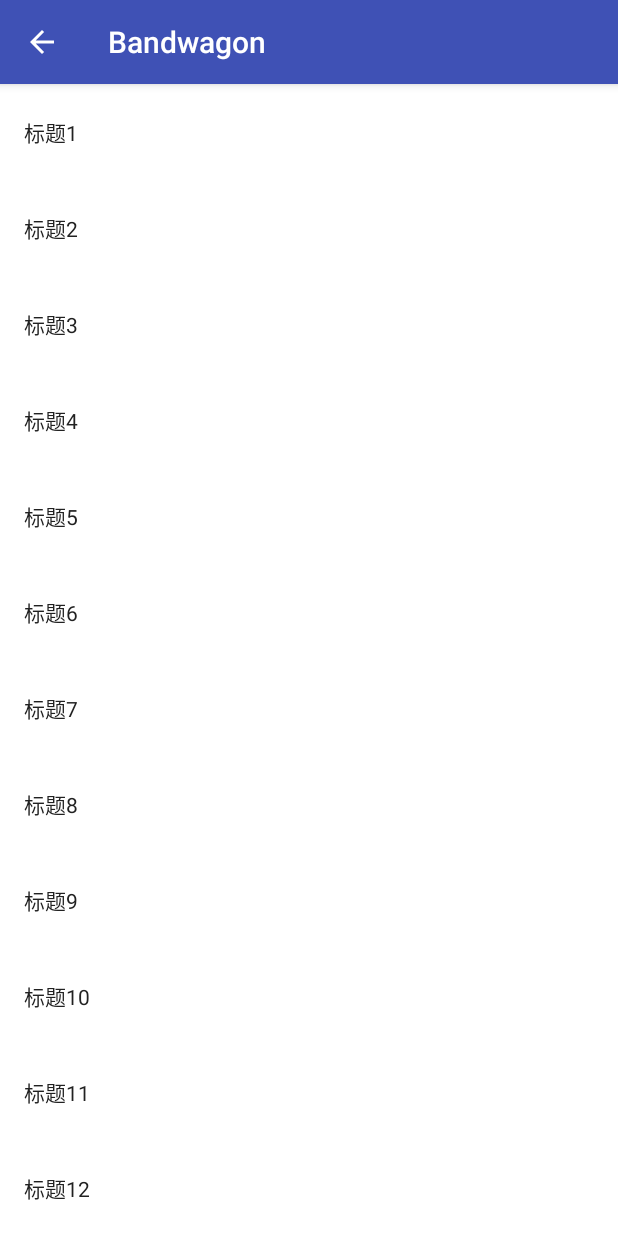
After one commit to zhuwenhao/Demo, an Android app: the BandwagonActivity screen opened directly, with no data from a screen before it, on a phone screen of 412 x 824 dp. The commit adds this screen. Run offline under Robolectric (Android 15) with nearby library versions, the phone set to English and light mode, and no system bars; our stand-ins replace ButterKnife.

Commit message:
add BandwagonActivity

```diff
--- a/app/build.gradle
+++ b/app/build.gradle
@@ -32,4 +32,5 @@ dependencies {
     compile 'com.github.clans:fab:1.6.4'
     compile 'com.jakewharton:butterknife:8.5.1'
     annotationProcessor 'com.jakewharton:butterknife-compiler:8.5.1'
+    compile 'com.zhy:okhttputils:2.6.2'
 }
--- /dev/null
+++ b/app/src/main/java/com/zhuwenhao/demo/BandwagonActivity.java
@@ -0,0 +1,94 @@
+package com.zhuwenhao.demo;
+
+import android.content.Context;
+import android.content.Intent;
+import android.os.Bundle;
+import android.support.v7.app.AppCompatActivity;
+import android.support.v7.widget.LinearLayoutManager;
+import android.support.v7.widget.RecyclerView;
+import android.support.v7.widget.Toolbar;
+import android.support.v7.widget.helper.ItemTouchHelper;
+import android.view.MenuItem;
+
+import com.zhuwenhao.demo.adapter.BandwagonAdapter;
+import com.zhuwenhao.demo.entity.Bandwagon;
+import com.zhuwenhao.demo.listener.OnItemClickListener;
+import com.zhuwenhao.demo.listener.OnMoveAndSwipedListener;
+import com.zhuwenhao.demo.utils.ItemTouchHelperCallback;
+
+import java.util.ArrayList;
+import java.util.Collections;
+import java.util.List;
+
+import butterknife.BindView;
+import butterknife.ButterKnife;
+
+public class BandwagonActivity extends AppCompatActivity implements OnMoveAndSwipedListener {
+
+    @BindView(R.id.toolbar)
+    Toolbar toolbar;
+
+    @BindView(R.id.recycler_view)
+    RecyclerView recyclerView;
+
+    private Context context;
+
+    private BandwagonAdapter adapter;
+
+    private List<Bandwagon> bandwagonList = new ArrayList<>();
+
+    @Override
+    protected void onCreate(Bundle savedInstanceState) {
+        super.onCreate(savedInstanceState);
+        setContentView(R.layout.activity_bandwagon);
+        ButterKnife.bind(this);
+        initView();
+    }
+
+    private void initView() {
+        setSupportActionBar(toolbar);
+
+        context = BandwagonActivity.this;
+
+        for (int i = 0; i < 13; i++) {
+            bandwagonList.add(new Bandwagon("标题" + (i + 1)));
+        }
+
+        adapter = new BandwagonAdapter(bandwagonList);
+        adapter.setOnItemClickListener(new OnItemClickListener() {
+            @Override
+            public void onItemClick(int position) {
+                Intent intent = new Intent(context, BandwagonDetailActivity.class);
+                startActivity(intent);
+            }
+        });
+        recyclerView.setLayoutManager(new LinearLayoutManager(this));
+        recyclerView.setAdapter(adapter);
+
+        ItemTouchHelper helper = new ItemTouchHelper(new ItemTouchHelperCallback(this));
+        helper.attachToRecyclerView(recyclerView);
+    }
+
+    @Override
+    public void onItemMove(int fromPosition, int toPosition) {
+        Collections.swap(bandwagonList, fromPosition, toPosition);
+        adapter.notifyItemMoved(fromPosition, toPosition);
+    }
+
+    @Override
+    public void onItemSwiped(int position) {
+        bandwagonList.remove(position);
+        adapter.notifyItemRemoved(position);
+    }
+
+    @Override
+    public boolean onOptionsItemSelected(MenuItem item) {
+        int id = item.getItemId();
+        switch (id) {
+            case android.R.id.home:
+                onBackPressed();
+                break;
+        }
+        return super.onOptionsItemSelected(item);
+    }
+}
--- a/app/src/main/java/com/zhuwenhao/demo/MainActivity.java
+++ b/app/src/main/java/com/zhuwenhao/demo/MainActivity.java
@@ -89,6 +89,8 @@ public class MainActivity extends AppCompatActivity implements NavigationView.On
         fragmentList.add(new Fragment2());
         fragmentList.add(new Fragment3());
 
+        viewPager.setOffscreenPageLimit(2);
+
         ViewPagerAdapter adapter = new ViewPagerAdapter(getSupportFragmentManager(), fragmentList, titles);
         viewPager.setAdapter(adapter);
         tabLayout.setupWithViewPager(viewPager);
@@ -113,6 +115,9 @@ public class MainActivity extends AppCompatActivity implements NavigationView.On
     @Override
     public boolean onNavigationItemSelected(@NonNull MenuItem item) {
         switch (item.getItemId()) {
+            case R.id.nav_bandwagon:
+                startActivity(new Intent(this, BandwagonActivity.class));
+                break;
             case R.id.nav_drop_down_menu:
 
                 break;
--- /dev/null
+++ b/app/src/main/java/com/zhuwenhao/demo/adapter/BandwagonAdapter.java
@@ -0,0 +1,65 @@
+package com.zhuwenhao.demo.adapter;
+
+import android.support.v7.widget.RecyclerView;
+import android.view.LayoutInflater;
+import android.view.View;
+import android.view.ViewGroup;
+import android.widget.TextView;
+
+import com.zhuwenhao.demo.R;
+import com.zhuwenhao.demo.entity.Bandwagon;
+import com.zhuwenhao.demo.listener.OnItemClickListener;
+
+import java.util.List;
+
+public class BandwagonAdapter extends RecyclerView.Adapter<BandwagonAdapter.BandwagonViewHolder> {
+
+    private List<Bandwagon> bandwagonList;
+
+    private OnItemClickListener listener;
+
+    public BandwagonAdapter(List<Bandwagon> bandwagonList) {
+        this.bandwagonList = bandwagonList;
+    }
+
+    @Override
+    public BandwagonViewHolder onCreateViewHolder(ViewGroup parent, int viewType) {
+        View view = LayoutInflater.from(parent.getContext()).inflate(R.layout.item_bandwagon, parent, false);
+        return new BandwagonViewHolder(view);
+    }
+
+    @Override
+    public void onBindViewHolder(final BandwagonViewHolder holder, int position) {
+        if (listener != null) {
+            holder.view.setOnClickListener(new View.OnClickListener() {
+                @Override
+                public void onClick(View v) {
+                    listener.onItemClick(holder.getAdapterPosition());
+                }
+            });
+        }
+        holder.textTitle.setText(bandwagonList.get(position).getTitle());
+    }
+
+    @Override
+    public int getItemCount() {
+        return bandwagonList.size();
+    }
+
+    class BandwagonViewHolder extends RecyclerView.ViewHolder {
+
+        View view;
+
+        TextView textTitle;
+
+        BandwagonViewHolder(View itemView) {
+            super(itemView);
+            view = itemView;
+            textTitle = (TextView) itemView.findViewById(R.id.text_title);
+        }
+    }
+
+    public void setOnItemClickListener(OnItemClickListener listener) {
+        this.listener = listener;
+    }
+}
--- /dev/null
+++ b/app/src/main/java/com/zhuwenhao/demo/entity/Bandwagon.java
@@ -0,0 +1,38 @@
+package com.zhuwenhao.demo.entity;
+
+public class Bandwagon {
+
+    private String title;
+
+    private String ipAddresses;
+
+    private String nodeLocation;
+
+    public Bandwagon(String title) {
+        this.title = title;
+    }
+
+    public String getTitle() {
+        return title;
+    }
+
+    public void setTitle(String title) {
+        this.title = title;
+    }
+
+    public String getIpAddresses() {
+        return ipAddresses;
+    }
+
+    public void setIpAddresses(String ipAddresses) {
+        this.ipAddresses = ipAddresses;
+    }
+
+    public String getNodeLocation() {
+        return nodeLocation;
+    }
+
+    public void setNodeLocation(String nodeLocation) {
+        this.nodeLocation = nodeLocation;
+    }
+}
--- a/app/src/main/java/com/zhuwenhao/demo/fragment/Fragment2.java
+++ b/app/src/main/java/com/zhuwenhao/demo/fragment/Fragment2.java
@@ -14,7 +14,7 @@ public class Fragment2 extends Fragment {
 
     @Override
     public View onCreateView(LayoutInflater inflater, ViewGroup container, Bundle savedInstanceState) {
-        View view = inflater.inflate(R.layout.fragment3, container, false);
+        View view = inflater.inflate(R.layout.fragment2, container, false);
         ButterKnife.bind(this, view);
         return view;
     }
--- /dev/null
+++ b/app/src/main/java/com/zhuwenhao/demo/listener/OnItemClickListener.java
@@ -0,0 +1,6 @@
+package com.zhuwenhao.demo.listener;
+
+public interface OnItemClickListener {
+
+    void onItemClick(int position);
+}
--- /dev/null
+++ b/app/src/main/java/com/zhuwenhao/demo/listener/OnMoveAndSwipedListener.java
@@ -0,0 +1,8 @@
+package com.zhuwenhao.demo.listener;
+
+public interface OnMoveAndSwipedListener {
+
+    void onItemMove(int fromPosition, int toPosition);
+
+    void onItemSwiped(int position);
+}
--- /dev/null
+++ b/app/src/main/java/com/zhuwenhao/demo/utils/ItemTouchHelperCallback.java
@@ -0,0 +1,41 @@
+package com.zhuwenhao.demo.utils;
+
+import android.support.v7.widget.LinearLayoutManager;
+import android.support.v7.widget.RecyclerView;
+import android.support.v7.widget.helper.ItemTouchHelper;
+
+import com.zhuwenhao.demo.listener.OnMoveAndSwipedListener;
+
+public class ItemTouchHelperCallback extends ItemTouchHelper.Callback {
+
+    private OnMoveAndSwipedListener listener;
+
+    public ItemTouchHelperCallback(OnMoveAndSwipedListener listener) {
+        this.listener = listener;
+    }
+
+    @Override
+    public int getMovementFlags(RecyclerView recyclerView, RecyclerView.ViewHolder viewHolder) {
+        if (recyclerView.getLayoutManager() instanceof LinearLayoutManager) {
+            //单列的RecyclerView支持上下拖动和左右华东
+            return makeMovementFlags(ItemTouchHelper.UP | ItemTouchHelper.DOWN, ItemTouchHelper.START | ItemTouchHelper.END);
+        } else {
+            //多列的RecyclerView支持上下左右拖动，不支持左右滑动
+            return makeMovementFlags(ItemTouchHelper.UP | ItemTouchHelper.DOWN | ItemTouchHelper.LEFT | ItemTouchHelper.RIGHT, 0);
+        }
+    }
+
+    @Override
+    public boolean onMove(RecyclerView recyclerView, RecyclerView.ViewHolder viewHolder, RecyclerView.ViewHolder target) {
+        if (viewHolder.getItemViewType() != target.getItemViewType()) {
+            return false;
+        }
+        listener.onItemMove(viewHolder.getAdapterPosition(), target.getAdapterPosition());
+        return true;
+    }
+
+    @Override
+    public void onSwiped(RecyclerView.ViewHolder viewHolder, int direction) {
+        listener.onItemSwiped(viewHolder.getAdapterPosition());
+    }
+}
--- /dev/null
+++ b/app/src/main/res/drawable/bg_item.xml
@@ -0,0 +1,6 @@
+<?xml version="1.0" encoding="utf-8"?>
+<ripple xmlns:android="http://schemas.android.com/apk/res/android"
+    android:color="@color/colorDivider">
+
+    <item android:drawable="@android:color/white" />
+</ripple>
--- /dev/null
+++ b/app/src/main/res/layout/activity_bandwagon.xml
@@ -0,0 +1,13 @@
+<?xml version="1.0" encoding="utf-8"?>
+<LinearLayout xmlns:android="http://schemas.android.com/apk/res/android"
+    android:layout_width="match_parent"
+    android:layout_height="match_parent"
+    android:orientation="vertical">
+
+    <include layout="@layout/layout_toolbar" />
+
+    <android.support.v7.widget.RecyclerView
+        android:id="@+id/recycler_view"
+        android:layout_width="match_parent"
+        android:layout_height="match_parent" />
+</LinearLayout>
--- /dev/null
+++ b/app/src/main/res/layout/item_bandwagon.xml
@@ -0,0 +1,17 @@
+<?xml version="1.0" encoding="utf-8"?>
+<LinearLayout xmlns:android="http://schemas.android.com/apk/res/android"
+    android:layout_width="match_parent"
+    android:layout_height="64dp"
+    android:background="@drawable/bg_item"
+    android:gravity="center_vertical"
+    android:orientation="vertical"
+    android:paddingEnd="16dp"
+    android:paddingStart="16dp">
+
+    <TextView
+        android:id="@+id/text_title"
+        android:layout_width="match_parent"
+        android:layout_height="wrap_content"
+        android:textColor="@color/colorPrimaryText"
+        android:textSize="14sp" />
+</LinearLayout>
--- a/app/src/main/res/menu/activity_main_drawer.xml
+++ b/app/src/main/res/menu/activity_main_drawer.xml
@@ -2,6 +2,11 @@
 <menu xmlns:android="http://schemas.android.com/apk/res/android">
 
     <group android:id="@+id/group_main">
+
+        <item
+            android:id="@+id/nav_bandwagon"
+            android:icon="@drawable/ic_computer"
+            android:title="@string/bandwagon" />
 
         <item
             android:id="@+id/nav_drop_down_menu"
--- a/app/src/main/res/values/strings.xml
+++ b/app/src/main/res/values/strings.xml
@@ -6,6 +6,7 @@
 
     <string name="email">zhuwenhaox@gmail.com</string>
 
+    <string name="bandwagon">Bandwagon</string>
     <string name="drop_down_menu">DropDownMenu</string>
     <string name="multiple_status_view">MultipleStatusView</string>
 
```
Also changed, not shown: app/src/main/AndroidManifest.xml (+10 -0 lines), app/src/main/java/com/zhuwenhao/demo/BandwagonDetailActivity.java (added, +38 -0 lines), app/src/main/res/drawable/ic_computer.xml (added, +9 -0 lines), app/src/main/res/layout/activity_bandwagon_detail.xml (added, +8 -0 lines), app/src/main/res/layout/fragment3.xml (+12 -3 lines).
